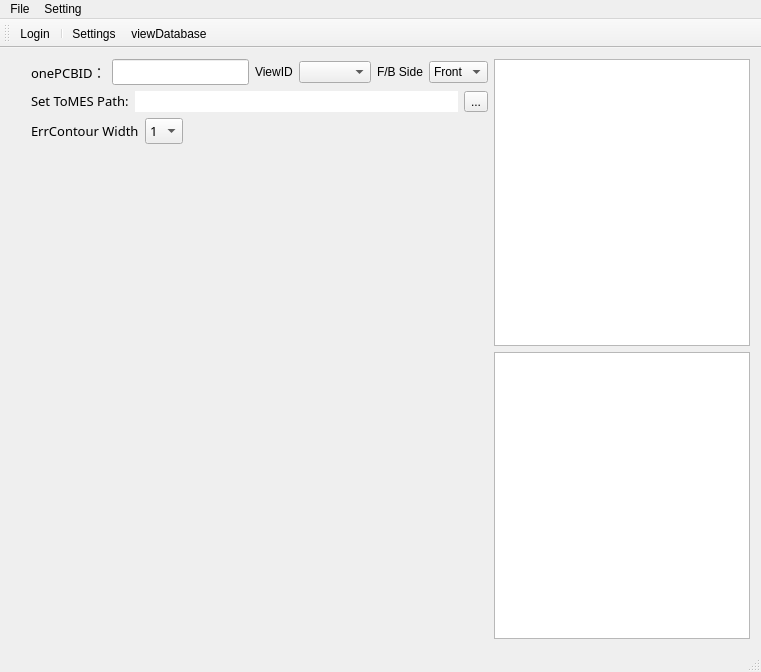
Old version of the form PCBHumanReCheck/PCBHumanReCheck/mymainwindow.ui in the repository ZhangYY12345/PCBHumanReCheck.
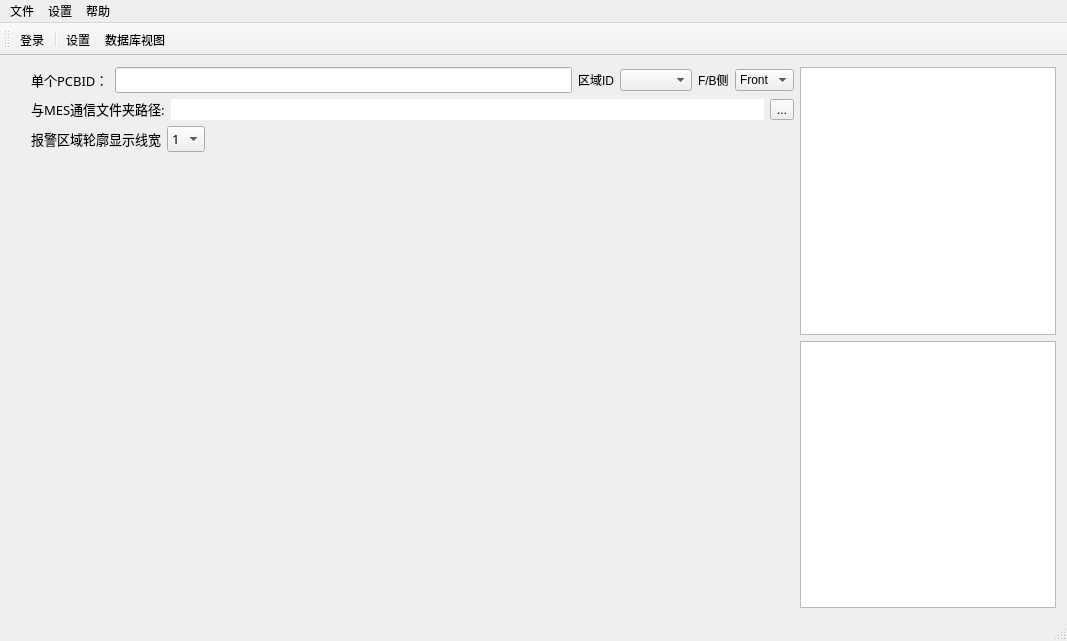
New version of the form. Icons and pictures are not drawn. Custom widgets are drawn as their Qt base class.

```diff
--- a/PCBHumanReCheck/PCBHumanReCheck/mymainwindow.ui
+++ b/PCBHumanReCheck/PCBHumanReCheck/mymainwindow.ui
@@ -6,8 +6,8 @@
    <rect>
     <x>0</x>
     <y>0</y>
-    <width>761</width>
-    <height>672</height>
+    <width>1067</width>
+    <height>641</height>
    </rect>
   </property>
   <property name="windowTitle">
@@ -52,7 +52,7 @@
              </font>
             </property>
             <property name="text">
-             <string>Set ToMES Path:</string>
+             <string>与MES通信文件夹路径:</string>
             </property>
            </widget>
           </item>
@@ -111,7 +111,7 @@
              </font>
             </property>
             <property name="text">
-             <string>onePCBID：</string>
+             <string>单个PCBID：</string>
             </property>
            </widget>
           </item>
@@ -137,7 +137,7 @@
           <item>
            <widget class="QLabel" name="label_3">
             <property name="text">
-             <string>ViewID</string>
+             <string>区域ID</string>
             </property>
            </widget>
           </item>
@@ -147,7 +147,7 @@
           <item>
            <widget class="QLabel" name="label_4">
             <property name="text">
-             <string>F/B Side</string>
+             <string>F/B侧</string>
             </property>
            </widget>
           </item>
@@ -178,7 +178,7 @@
              </font>
             </property>
             <property name="text">
-             <string>ErrContour Width</string>
+             <string>报警区域轮廓显示线宽</string>
             </property>
            </widget>
           </item>
@@ -285,13 +285,13 @@
     <rect>
      <x>0</x>
      <y>0</y>
-     <width>761</width>
+     <width>1067</width>
      <height>23</height>
     </rect>
    </property>
    <widget class="QMenu" name="menu">
     <property name="title">
-     <string>File</string>
+     <string>文件</string>
     </property>
     <widget class="QMenu" name="menuOpen_database">
      <property name="title">
@@ -305,7 +305,7 @@
    </widget>
    <widget class="QMenu" name="menu_2">
     <property name="title">
-     <string>Setting</string>
+     <string>设置</string>
     </property>
     <widget class="QMenu" name="menuSetModel">
      <property name="title">
@@ -318,8 +318,14 @@
     <addaction name="actionSetResFilePath"/>
     <addaction name="menuSetModel"/>
    </widget>
+   <widget class="QMenu" name="menuHelp">
+    <property name="title">
+     <string>帮助</string>
+    </property>
+   </widget>
    <addaction name="menu"/>
    <addaction name="menu_2"/>
+   <addaction name="menuHelp"/>
   </widget>
   <widget class="QToolBar" name="mainToolBar">
    <attribute name="toolBarArea">
@@ -343,7 +349,7 @@
      <normaloff>:/images/images/login.png</normaloff>:/images/images/login.png</iconset>
    </property>
    <property name="text">
-    <string>Login</string>
+    <string>登录</string>
    </property>
    <property name="toolTip">
     <string>Login/Logout</string>
@@ -360,7 +366,7 @@
      <normaloff>:/images/images/setting.png</normaloff>:/images/images/setting.png</iconset>
    </property>
    <property name="text">
-    <string>Settings</string>
+    <string>设置</string>
    </property>
    <property name="toolTip">
     <string>Setting path and model</string>
@@ -372,7 +378,7 @@
      <normaloff>:/images/images/view_database.png</normaloff>:/images/images/view_database.png</iconset>
    </property>
    <property name="text">
-    <string>viewDatabase</string>
+    <string>数据库视图</string>
    </property>
    <property name="toolTip">
     <string>view database</string>
```
Left out of the diff: 20 changed lines with no effect on the pictures.
